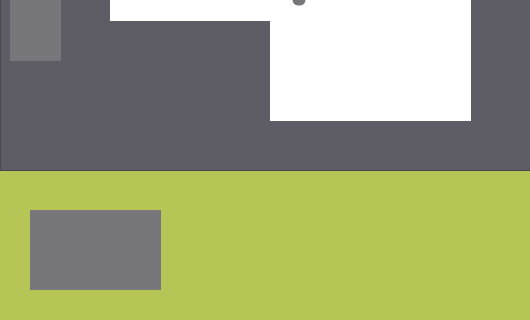
MrcsM/COMP3004-FinalProject, file AED-Simulator/mainwindow.ui: the form before one commit; both pictures show x 0 to 530 and y 600 to 920 of the 1037 by 920 pixel window.
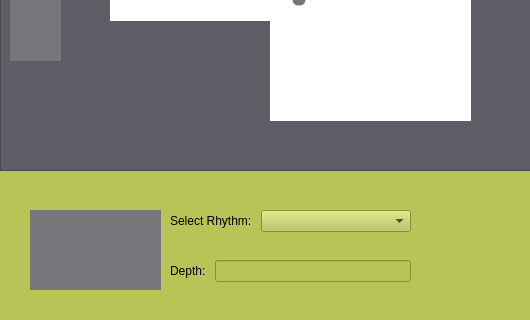
The form after the commit. Icons and pictures are not drawn.

Diff of the .ui file:
```diff
--- a/AED-Simulator/mainwindow.ui
+++ b/AED-Simulator/mainwindow.ui
@@ -520,6 +520,50 @@
      <set>Qt::AlignCenter</set>
     </property>
    </widget>
+   <widget class="QWidget" name="formLayoutWidget">
+    <property name="geometry">
+     <rect>
+      <x>170</x>
+      <y>810</y>
+      <width>241</width>
+      <height>31</height>
+     </rect>
+    </property>
+    <layout class="QFormLayout" name="formLayoutRhythm">
+     <item row="0" column="0">
+      <widget class="QLabel" name="comboLabel">
+       <property name="text">
+        <string>Select Rhythm: </string>
+       </property>
+      </widget>
+     </item>
+     <item row="0" column="1">
+      <widget class="QComboBox" name="rhythmcomboBox"/>
+     </item>
+    </layout>
+   </widget>
+   <widget class="QWidget" name="formLayoutWidget_2">
+    <property name="geometry">
+     <rect>
+      <x>170</x>
+      <y>860</y>
+      <width>241</width>
+      <height>31</height>
+     </rect>
+    </property>
+    <layout class="QFormLayout" name="formLayout">
+     <item row="0" column="1">
+      <widget class="QLineEdit" name="depthBox"/>
+     </item>
+     <item row="0" column="0">
+      <widget class="QLabel" name="depthLabel">
+       <property name="text">
+        <string>Depth: </string>
+       </property>
+      </widget>
+     </item>
+    </layout>
+   </widget>
    <zorder>frame</zorder>
    <zorder>power_button</zorder>
    <zorder>status_indicator</zorder>
```
Left out of the diff: 15 changed lines with no effect on the pictures.
